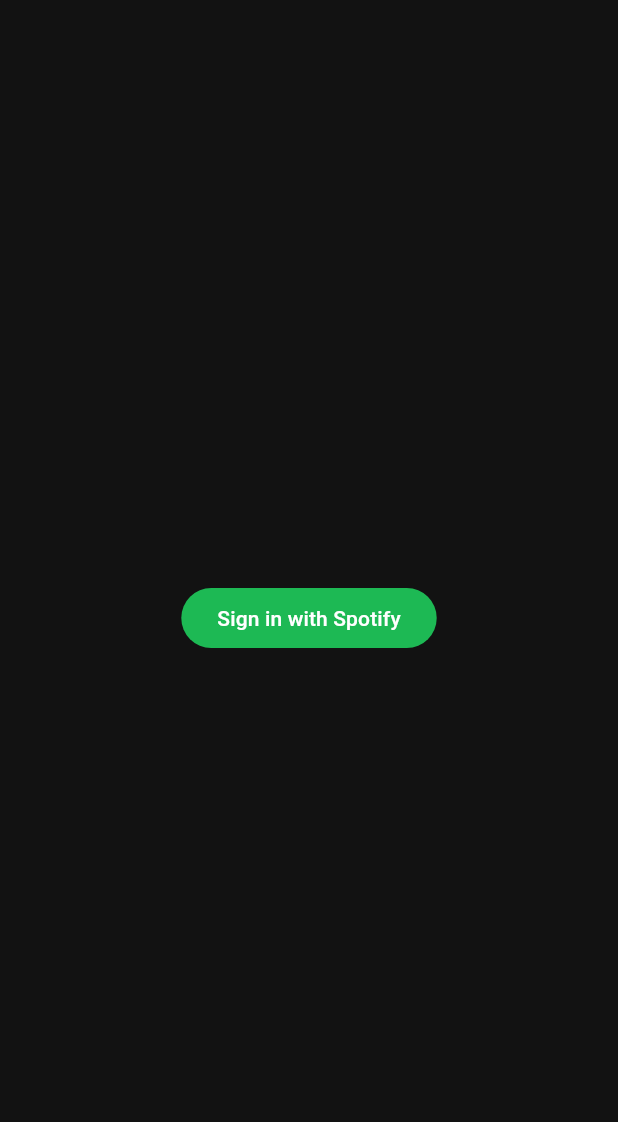
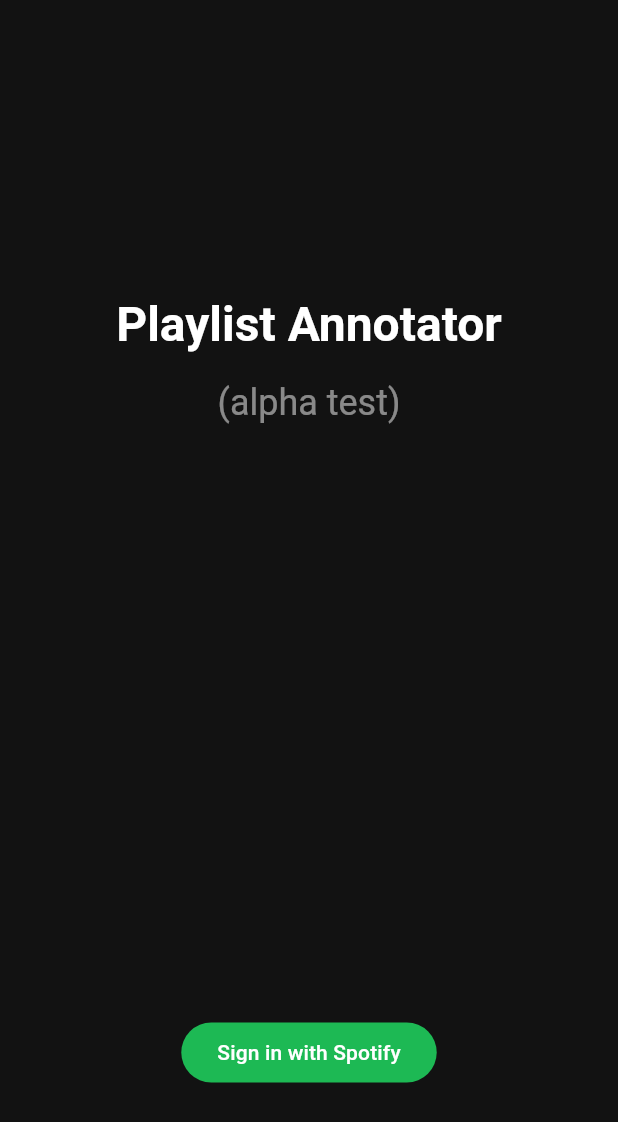
Before and after one commit to timdavidfriedrich/playlist_annotator, a Flutter app: the screen it shows after launch, on a phone screen of 412 x 824 dp. Shown: the top 1122 px of the screen. Run offline on Flutter 3.47's test engine with Material 3 defaults, Android fonts, the phone set to English and light mode, and no system bars; our stand-ins replace get, google_fonts, pocketbase, skeletonizer; missing offline and left inert: flutter_custom_tabs, secure_shared_preferences; network calls fail; statements that could not run were skipped.

Commit message:
[CHANGE] sign in page ui

```diff
--- a/lib/features/core/localization/messages/de_de.dart
+++ b/lib/features/core/localization/messages/de_de.dart
@@ -1,5 +1,6 @@
 const Map<String, String> deDE = {
   "app_title": "Playlist Annotator",
+  "test_version_label": "(Alpha-Test)",
   "error_label": "Fehler",
   "cancel_label": "Abbrechen",
   "save_label": "Speichern",
--- a/lib/features/core/localization/messages/en_us.dart
+++ b/lib/features/core/localization/messages/en_us.dart
@@ -1,5 +1,6 @@
 const Map<String, String> enUS = {
   "app_title": "Playlist Annotator",
+  "test_version_label": "(alpha test)",
   "error_label": "Error",
   "cancel_label": "Cancel",
   "save_label": "Save",
--- a/lib/features/onboarding/pages/sign_in_page.dart
+++ b/lib/features/onboarding/pages/sign_in_page.dart
@@ -1,5 +1,6 @@
 import 'package:flutter/material.dart';
 import 'package:get/get.dart';
+import 'package:playlist_annotator/constants/measurements.dart';
 import 'package:playlist_annotator/features/core/services/auth_service.dart';
 
 class SignInPage extends StatelessWidget {
@@ -13,10 +14,29 @@ class SignInPage extends StatelessWidget {
     }
 
     return Scaffold(
+      backgroundColor: Theme.of(context).colorScheme.background,
       body: Center(
-        child: FilledButton(
-          onPressed: signInWithSpotify,
-          child: Text("sign_in_spotify_label".tr),
+        child: Column(
+          children: [
+            const Spacer(flex: 2),
+            Text(
+              "app_title".tr,
+              textAlign: TextAlign.center,
+              style: Theme.of(context).textTheme.headlineLarge?.copyWith(fontWeight: FontWeight.bold),
+            ),
+            const SizedBox(height: Measurements.normalPadding),
+            Text(
+              "test_version_label".tr,
+              textAlign: TextAlign.center,
+              style: Theme.of(context).textTheme.headlineSmall?.copyWith(color: Theme.of(context).hintColor),
+            ),
+            const Spacer(flex: 4),
+            FilledButton(
+              onPressed: signInWithSpotify,
+              child: Text("sign_in_spotify_label".tr),
+            ),
+            const Spacer(flex: 1),
+          ],
         ),
       ),
     );
```
